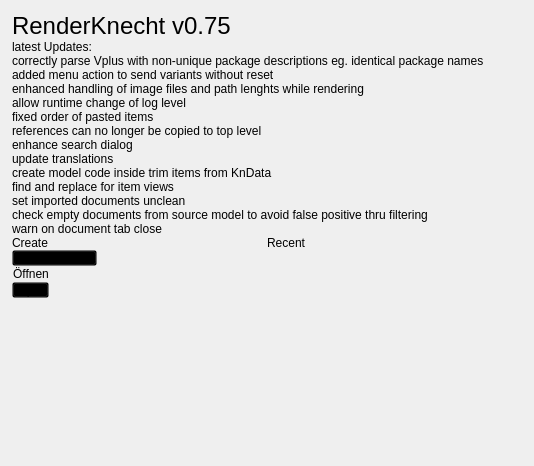
First picture: the form in ui/knecht_welcome.ui, repository tappi287/RenderKnecht2, before the edit.
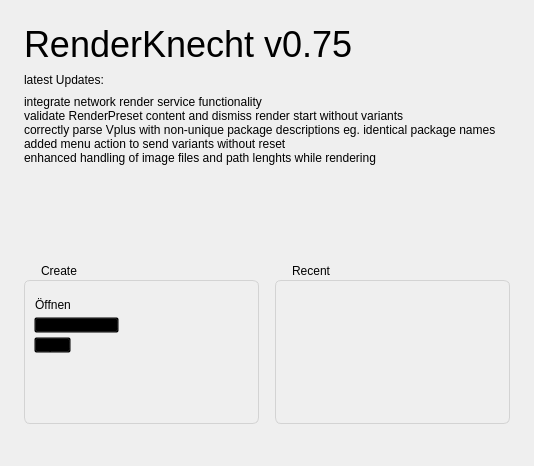
Second picture: the form after the edit. Icons and pictures are not drawn.

Commit message: update welcome page recent entries from recent menu update translations implemented application restart added reset item to wizard results

The edit to the form file:
```diff
--- a/ui/knecht_welcome.ui
+++ b/ui/knecht_welcome.ui
@@ -21,29 +21,29 @@
   </property>
   <layout class="QVBoxLayout" name="verticalLayout">
    <property name="spacing">
-    <number>0</number>
+    <number>8</number>
    </property>
    <property name="leftMargin">
-    <number>12</number>
+    <number>24</number>
    </property>
    <property name="topMargin">
-    <number>12</number>
+    <number>24</number>
    </property>
    <property name="rightMargin">
-    <number>12</number>
+    <number>24</number>
    </property>
    <property name="bottomMargin">
-    <number>12</number>
+    <number>24</number>
    </property>
    <item>
     <layout class="QHBoxLayout" name="top_layout">
      <property name="spacing">
-      <number>8</number>
+      <number>0</number>
      </property>
      <item alignment="Qt::AlignVCenter">
       <widget class="QLabel" name="title_label">
        <property name="styleSheet">
-        <string notr="true">font-size: 24px;</string>
+        <string notr="true">font-size: 36px;</string>
        </property>
        <property name="text">
         <string>RenderKnecht v0.75</string>
@@ -86,6 +86,21 @@
    </item>
    <item>
     <layout class="QVBoxLayout" name="update_layout">
+     <property name="spacing">
+      <number>8</number>
+     </property>
+     <property name="leftMargin">
+      <number>0</number>
+     </property>
+     <property name="topMargin">
+      <number>0</number>
+     </property>
+     <property name="rightMargin">
+      <number>0</number>
+     </property>
+     <property name="bottomMargin">
+      <number>0</number>
+     </property>
      <item>
       <widget class="QLabel" name="news_title">
        <property name="text">
@@ -96,24 +111,61 @@
      <item>
       <widget class="QLabel" name="news">
        <property name="text">
-        <string>correctly parse Vplus with non-unique package descriptions eg. identical package names
-added menu action to send variants without reset
-enhanced handling of image files and path lenghts while rendering
-allow runtime change of log level
-fixed order of pasted items
-references can no longer be copied to top level
-enhance search dialog
-update translations
-create model code inside trim items from KnData
-find and replace for item views
-set imported documents unclean
-check empty documents from source model to avoid false positive thru filtering
-warn on document tab close</string>
+        <string>integrate network render service functionality&lt;br&gt;
+validate RenderPreset content and dismiss render start without variants&lt;br&gt;
+correctly parse Vplus with non-unique package descriptions eg. identical package names&lt;br&gt;
+added menu action to send variants without reset&lt;br&gt;
+enhanced handling of image files and path lenghts while rendering&lt;br&gt;</string>
        </property>
       </widget>
      </item>
+     <item>
+      <spacer name="verticalSpacer">
+       <property name="orientation">
+        <enum>Qt::Vertical</enum>
+       </property>
+       <property name="sizeHint" stdset="0">
+        <size>
+         <width>20</width>
+         <height>40</height>
+        </size>
+       </property>
+      </spacer>
+     </item>
     </layout>
    </item>
+   <item>
+    <widget class="QWidget" name="toolWidget" native="true">
+     <property name="styleSheet">
+      <string notr="true">QGroupBox {
+    border: 1px solid lightgray;
+    border-radius: 6px;
+    margin: 18px 0;
+}
+
+QGroupBox::title {
+    subcontrol-origin: margin;
+    subcontrol-position: top left; /* position at the top center */
+    top: 2px;
+    left: 15px;
+}</string>
+     </property>
+     <layout class="QVBoxLayout" name="verticalLayout_4">
+      <property name="spacing">
+       <number>0</number>
+      </property>
+      <property name="leftMargin">
+       <number>0</number>
+      </property>
+      <property name="topMargin">
+       <number>0</number>
+      </property>
+      <property name="rightMargin">
+       <number>0</number>
+      </property>
+      <property name="bottomMargin">
+       <number>0</number>
+      </property>
    <item>
     <layout class="QGridLayout" name="gridLayout" columnstretch="50,50">
      <property name="leftMargin">
@@ -128,47 +180,104 @@
      <property name="bottomMargin">
       <number>0</number>
      </property>
-     <property name="spacing">
+        <property name="horizontalSpacing">
+         <number>16</number>
+        </property>
+        <property name="verticalSpacing">
       <number>0</number>
      </property>
      <item row="0" column="1">
-      <widget class="QLabel" name="recent_label">
-       <property name="text">
+         <widget class="QGroupBox" name="recent_box">
+          <property name="sizePolicy">
+           <sizepolicy hsizetype="Preferred" vsizetype="Preferred">
+            <horstretch>10</horstretch>
+            <verstretch>0</verstretch>
+           </sizepolicy>
+          </property>
+          <property name="title">
         <string>Recent</string>
        </property>
+          <layout class="QVBoxLayout" name="verticalLayout_3">
+           <property name="spacing">
+            <number>0</number>
+           </property>
+           <property name="leftMargin">
+            <number>9</number>
+           </property>
+           <property name="topMargin">
+            <number>16</number>
+           </property>
+           <property name="rightMargin">
+            <number>9</number>
+           </property>
+           <property name="bottomMargin">
+            <number>9</number>
+           </property>
+           <item>
+            <layout class="QVBoxLayout" name="recent_layout">
+             <property name="spacing">
+              <number>4</number>
+             </property>
+             <property name="leftMargin">
+              <number>0</number>
+             </property>
+             <property name="topMargin">
+              <number>0</number>
+             </property>
+             <property name="rightMargin">
+              <number>0</number>
+             </property>
+             <property name="bottomMargin">
+              <number>0</number>
+             </property>
+             <item>
+              <spacer name="recent_btn_spacer">
+               <property name="orientation">
+                <enum>Qt::Vertical</enum>
+               </property>
+               <property name="sizeHint" stdset="0">
+                <size>
+                 <width>20</width>
+                 <height>42</height>
+                </size>
+               </property>
+              </spacer>
+             </item>
+            </layout>
+           </item>
+          </layout>
       </widget>
      </item>
      <item row="0" column="0">
-      <widget class="QLabel" name="create_label">
-       <property name="text">
+         <widget class="QGroupBox" name="create_box">
+          <property name="sizePolicy">
+           <sizepolicy hsizetype="Preferred" vsizetype="Preferred">
+            <horstretch>10</horstretch>
+            <verstretch>0</verstretch>
+           </sizepolicy>
+          </property>
+          <property name="styleSheet">
+           <string notr="true"/>
+          </property>
+          <property name="title">
         <string>Create</string>
        </property>
-      </widget>
-     </item>
-     <item row="1" column="0">
-      <layout class="QVBoxLayout" name="btn_layout">
+          <layout class="QVBoxLayout" name="verticalLayout_2">
        <property name="spacing">
-        <number>0</number>
+            <number>4</number>
        </property>
        <property name="leftMargin">
-        <number>0</number>
+            <number>9</number>
        </property>
        <property name="topMargin">
-        <number>0</number>
+            <number>16</number>
        </property>
        <property name="rightMargin">
-        <number>0</number>
+            <number>9</number>
        </property>
        <property name="bottomMargin">
-        <number>0</number>
-       </property>
-       <item alignment="Qt::AlignLeft">
-        <widget class="QPushButton" name="new_btn">
-         <property name="text">
-          <string>New Document</string>
-         </property>
-        </widget>
-       </item>
+            <number>9</number>
+           </property>
        <item alignment="Qt::AlignLeft">
         <widget class="QPushButton" name="open_btn">
          <property name="text">
@@ -179,6 +288,17 @@
          </property>
         </widget>
        </item>
+           <item alignment="Qt::AlignLeft">
+            <widget class="QPushButton" name="new_btn">
+             <property name="text">
+              <string>New Document</string>
+             </property>
+             <property name="icon">
+              <iconset resource="res/gui_resource.qrc">
+               <normaloff>:/type/document.png</normaloff>:/type/document.png</iconset>
+             </property>
+            </widget>
+           </item>
        <item alignment="Qt::AlignLeft">
         <widget class="QPushButton" name="import_btn">
          <property name="text">
@@ -200,53 +320,12 @@
         </spacer>
        </item>
       </layout>
-     </item>
-     <item row="1" column="1">
-      <layout class="QVBoxLayout" name="recent_layout">
-       <property name="spacing">
-        <number>4</number>
-       </property>
-       <property name="leftMargin">
-        <number>0</number>
-       </property>
-       <property name="topMargin">
-        <number>0</number>
-       </property>
-       <property name="rightMargin">
-        <number>0</number>
-       </property>
-       <property name="bottomMargin">
-        <number>0</number>
-       </property>
-       <item>
-        <spacer name="recent_btn_spacer">
-         <property name="orientation">
-          <enum>Qt::Vertical</enum>
-         </property>
-         <property name="sizeHint" stdset="0">
-          <size>
-           <width>20</width>
-           <height>40</height>
-          </size>
-         </property>
-        </spacer>
-       </item>
+         </widget>
+        </item>
       </layout>
      </item>
     </layout>
-   </item>
-   <item>
-    <spacer name="verticalSpacer">
-     <property name="orientation">
-      <enum>Qt::Vertical</enum>
-     </property>
-     <property name="sizeHint" stdset="0">
-      <size>
-       <width>20</width>
-       <height>40</height>
-      </size>
-     </property>
-    </spacer>
+    </widget>
    </item>
   </layout>
  </widget>
```
Left out of the diff: 4 changed lines with no effect on the pictures. Lines whose indentation alone changed are shown as unchanged. The commit also changes 21 other files.
